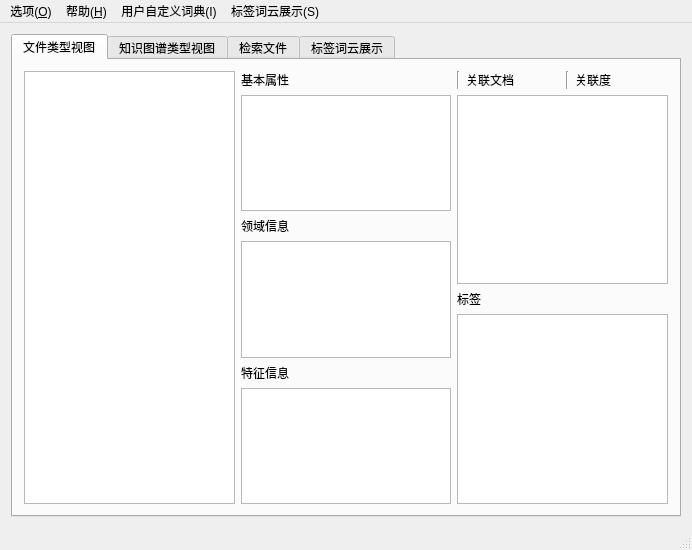
First picture: the form in mainwindow.ui, repository lvyilin/SmartFilesManager, before the edit.
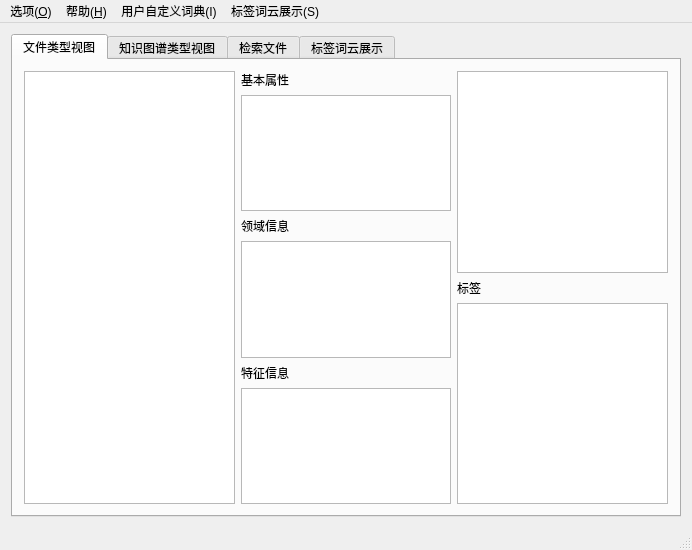
Second picture: the form after the edit.

Commit message: feat: relation calculate

Diff of the .ui file:
```diff
--- a/mainwindow.ui
+++ b/mainwindow.ui
@@ -109,55 +109,41 @@
         </item>
         <item row="0" column="2">
          <layout class="QGridLayout" name="gridLayout_3">
-          <item row="0" column="0">
-           <layout class="QGridLayout" name="gridLayout_4">
-            <item row="0" column="0">
-             <widget class="Line" name="line_7">
-              <property name="orientation">
-               <enum>Qt::Vertical</enum>
-              </property>
-             </widget>
-            </item>
-            <item row="0" column="1">
-             <layout class="QGridLayout" name="gridLayout_6">
-              <item row="0" column="0">
-               <widget class="QLabel" name="label_6">
-                <property name="text">
-                 <string>关联文档</string>
-                </property>
-               </widget>
-              </item>
-              <item row="0" column="1">
-               <widget class="Line" name="line_6">
-                <property name="orientation">
-                 <enum>Qt::Vertical</enum>
-                </property>
-               </widget>
-              </item>
-              <item row="0" column="2">
-               <widget class="QLabel" name="label_7">
-                <property name="text">
-                 <string>关联度</string>
-                </property>
-               </widget>
-              </item>
-             </layout>
-            </item>
-           </layout>
-          </item>
-          <item row="2" column="0">
+          <item row="1" column="0">
            <widget class="QLabel" name="label_8">
             <property name="text">
              <string>标签</string>
             </property>
            </widget>
           </item>
-          <item row="1" column="0">
-           <widget class="QTableWidget" name="tableWidgetRelation"/>
-          </item>
-          <item row="3" column="0">
+          <item row="2" column="0">
            <widget class="QListWidget" name="listWidgetLabel"/>
           </item>
+          <item row="0" column="0">
+           <widget class="QTableWidget" name="tableWidgetRelation">
+            <property name="editTriggers">
+             <set>QAbstractItemView::NoEditTriggers</set>
+            </property>
+            <property name="selectionMode">
+             <enum>QAbstractItemView::SingleSelection</enum>
+            </property>
+            <property name="selectionBehavior">
+             <enum>QAbstractItemView::SelectRows</enum>
+            </property>
+            <property name="showGrid">
+             <bool>false</bool>
+            </property>
+            <attribute name="horizontalHeaderVisible">
+             <bool>true</bool>
+            </attribute>
+            <attribute name="horizontalHeaderStretchLastSection">
+             <bool>true</bool>
+            </attribute>
+            <attribute name="verticalHeaderVisible">
+             <bool>false</bool>
+            </attribute>
+           </widget>
+          </item>
          </layout>
         </item>
        </layout>
```
Left out of the diff: 8 changed lines with no effect on the pictures. The commit also changes 11 other files.
